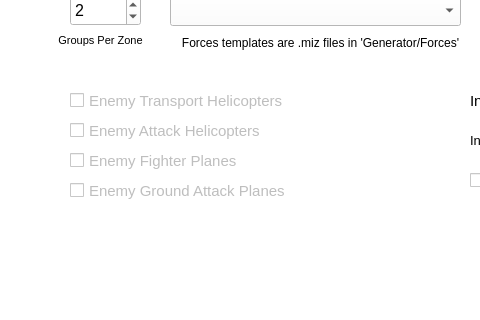
Before: the Qt Designer form Generator/MissionGeneratorUI.ui in spencershepard/RotorOps, drawn with Qt 5; both pictures show x 0 to 480 and y 235 to 555 of the 1140 by 826 pixel window.
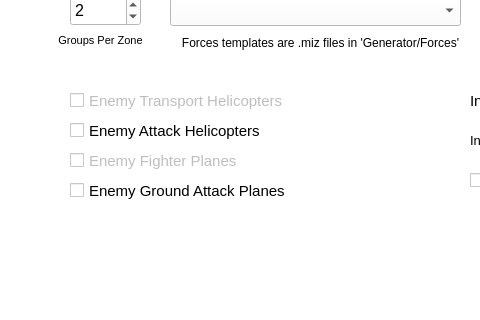
After: the same form once the commit is applied. Icons and pictures are not drawn.

The edit to the form file:
```diff
--- a/Generator/MissionGeneratorUI.ui
+++ b/Generator/MissionGeneratorUI.ui
@@ -467,7 +467,7 @@
    </widget>
    <widget class="QCheckBox" name="enemy_attack_helos_checkBox">
     <property name="enabled">
-     <bool>false</bool>
+     <bool>true</bool>
     </property>
     <property name="geometry">
      <rect>
@@ -515,7 +515,7 @@
    </widget>
    <widget class="QCheckBox" name="enemy_attack_planes_checkBox">
     <property name="enabled">
-     <bool>false</bool>
+     <bool>true</bool>
     </property>
     <property name="geometry">
      <rect>
```
